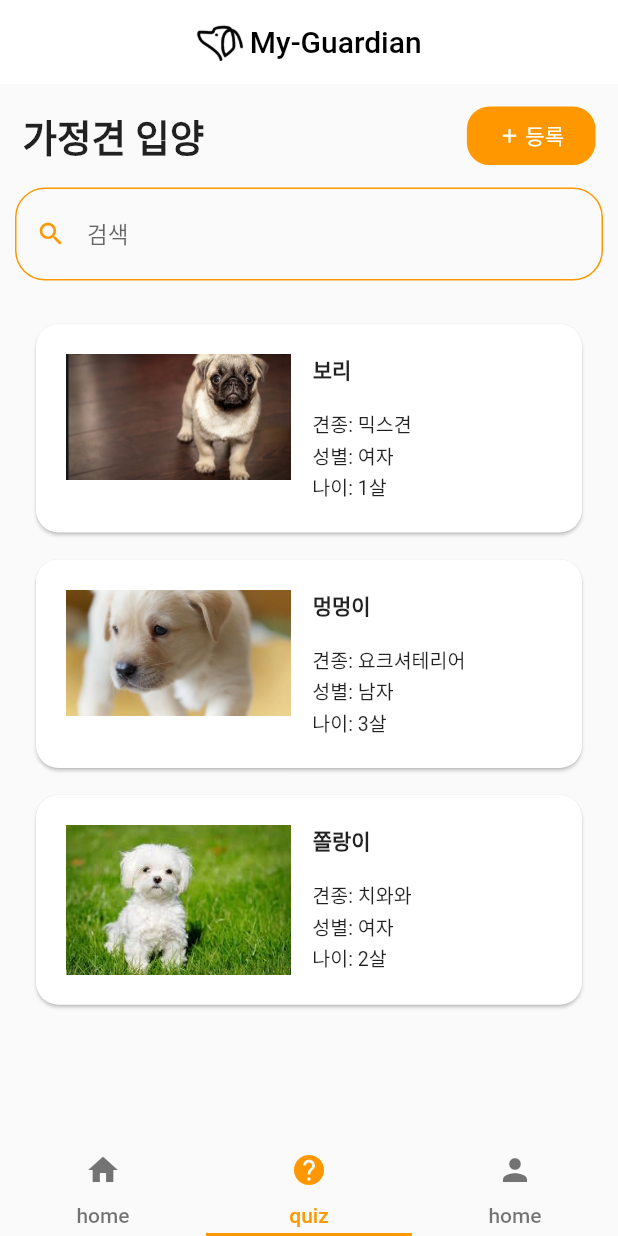
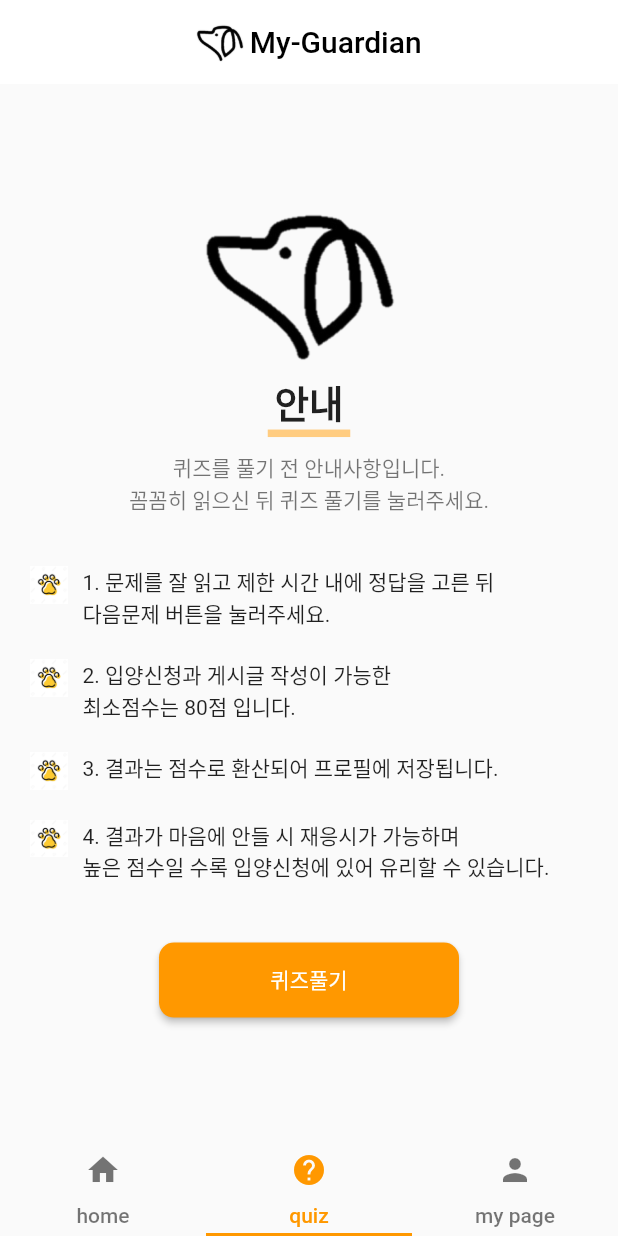
Before and after one commit to TaeBbong/My-Guardian-Flutter, a Flutter app: the screen it shows after launch, item 2 of the bottom bar chosen, on a phone screen of 412 x 824 dp. Run offline on Flutter 3.47's test engine with Material 2 defaults, Android fonts, the phone set to English and light mode, and no system bars; our stand-ins replace carousel_slider, flutter_swiper; missing offline and left inert: flutter_statusbarcolor.

Commit message:
Init Quiz

```diff
--- a/lib/main.dart
+++ b/lib/main.dart
@@ -1,7 +1,8 @@
 import 'package:flutter/material.dart';
 import 'package:flutter_statusbarcolor/flutter_statusbarcolor.dart';
 import 'package:my_guardian/screen_house.dart';
-import 'package:my_guardian/screen_main.dart';
+import 'package:my_guardian/tab_main.dart';
+import 'package:my_guardian/tab_quiz_intro.dart';
 import 'package:my_guardian/screen_shelter.dart';
 
 void main() => runApp(MyApp());
@@ -36,8 +37,8 @@ class MyApp extends StatelessWidget {
             body: TabBarView(
               children: <Widget>[
                 MainScreen(),
-                HouseScreen(), // QuizPage
-                ShelterScreen(), // MyPage
+                AnnounceQuizScreen(), // QuizPage
+                AnnounceQuizScreen(), // MyPage
               ],
             ),
             bottomNavigationBar: SizedBox(
@@ -63,7 +64,7 @@ class MyApp extends StatelessWidget {
                     icon: Icon(
                       Icons.person,
                     ),
-                    text: 'home',
+                    text: 'my page',
                   ),
                 ],
               ),
--- /dev/null
+++ b/lib/tab_quiz_intro.dart
@@ -0,0 +1,117 @@
+import 'package:flutter/material.dart';
+import 'package:my_guardian/screen_quiz.dart';
+
+class AnnounceQuizScreen extends StatelessWidget {
+  @override
+  Widget build(BuildContext context) {
+    return Container(
+      child: Column(
+        mainAxisAlignment: MainAxisAlignment.center,
+        children: <Widget>[
+          Container(
+            width: 150,
+            child: Image.asset(
+              'images/logo_noback.png',
+            ),
+          ),
+          Container(
+            child: Text(
+              '안내',
+              style: TextStyle(
+                fontSize: 25,
+                fontWeight: FontWeight.bold,
+              ),
+            ),
+          ),
+          Container(
+            width: 55,
+            height: 5,
+            color: Colors.orange[200],
+          ),
+          Padding(
+            padding: EdgeInsets.only(bottom: 10),
+          ),
+          Container(
+            child: Text(
+              '퀴즈를 풀기 전 안내사항입니다.\n꼼꼼히 읽으신 뒤 퀴즈 풀기를 눌러주세요.',
+              textAlign: TextAlign.center,
+              style: TextStyle(
+                color: Colors.black54,
+              ),
+            ),
+          ),
+          Padding(
+            padding: EdgeInsets.all(12),
+          ),
+          _buildStep(
+            1,
+            '문제를 잘 읽고 제한 시간 내에 정답을 고른 뒤\n다음문제 버튼을 눌러주세요.',
+          ),
+          _buildStep(
+            2,
+            '입양신청과 게시글 작성이 가능한\n최소점수는 80점 입니다.',
+          ),
+          _buildStep(
+            3,
+            '결과는 점수로 환산되어 프로필에 저장됩니다.',
+          ),
+          _buildStep(
+            4,
+            '결과가 마음에 안들 시 재응시가 가능하며\n높은 점수일 수록 입양신청에 있어 유리할 수 있습니다.',
+          ),
+          Padding(
+            padding: EdgeInsets.all(15),
+          ),
+          Container(
+            padding: EdgeInsets.only(bottom: 15),
+            child: Center(
+              child: ButtonTheme(
+                minWidth: 200,
+                height: 50,
+                shape: RoundedRectangleBorder(
+                  borderRadius: BorderRadius.circular(10),
+                ),
+                child: RaisedButton(
+                  child: Text(
+                    '퀴즈풀기',
+                    style: TextStyle(color: Colors.white),
+                  ),
+                  color: Colors.orange,
+                  onPressed: () {
+                    Navigator.push(
+                      context,
+                      MaterialPageRoute(
+                        builder: (context) => QuizScreen(),
+                      ),
+                    );
+                  },
+                ),
+              ),
+            ),
+          ),
+        ],
+      ),
+    );
+  }
+
+  Container _buildStep(int index, String text) {
+    return Container(
+      padding: EdgeInsets.fromLTRB(20, 10, 20, 10),
+      child: Row(
+        crossAxisAlignment: CrossAxisAlignment.start,
+        children: <Widget>[
+          Image.asset(
+            'images/foot.jpeg',
+            width: 25,
+          ),
+          Padding(
+            padding: EdgeInsets.only(right: 10),
+          ),
+          Text(
+            index.toString() + '. ' + text,
+          ),
+        ],
+      ),
+    );
+  }
+}
--- a/pubspec.yaml
+++ b/pubspec.yaml
@@ -21,6 +21,7 @@ dependencies:
     sdk: flutter
   carousel_slider:
   flutter_statusbarcolor:
+  flutter_swiper:
 
   # The following adds the Cupertino Icons font to your application.
   # Use with the CupertinoIcons class for iOS style icons.
```
Also changed, not shown: lib/model_quiz.dart (added, +17 -0 lines), lib/screen_house.dart (+37 -1 lines), lib/screen_quiz.dart (added, +171 -0 lines), lib/screen_shelter.dart (+37 -1 lines), lib/tab_main.dart (renamed from lib/screen_main.dart, +33 -92 lines), pubspec.lock.
